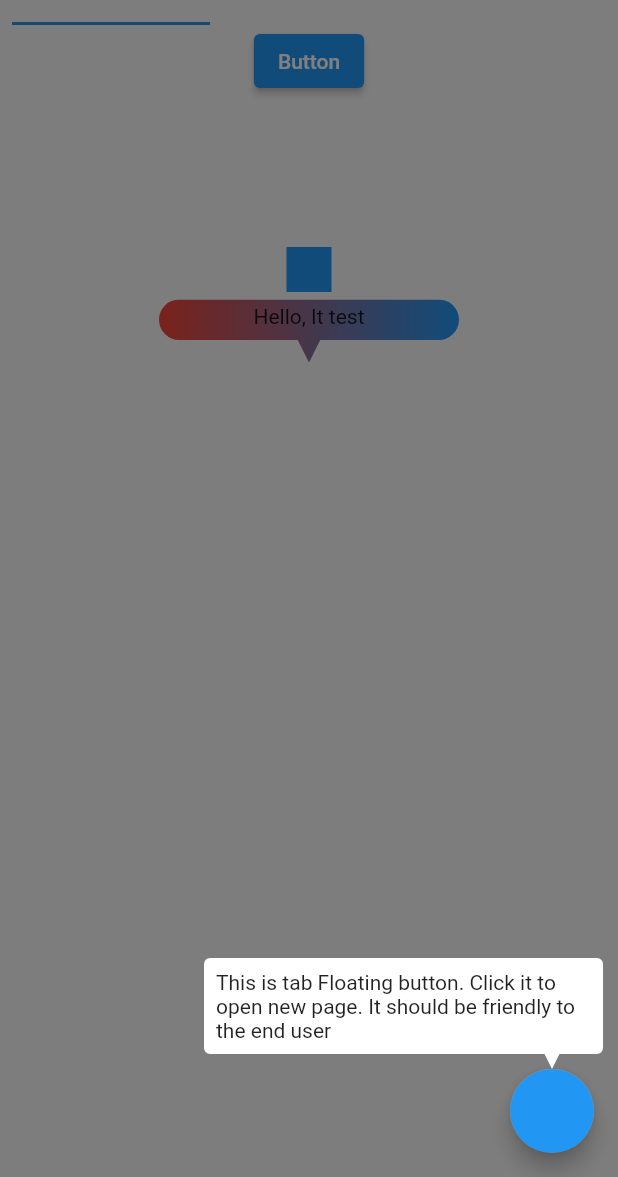
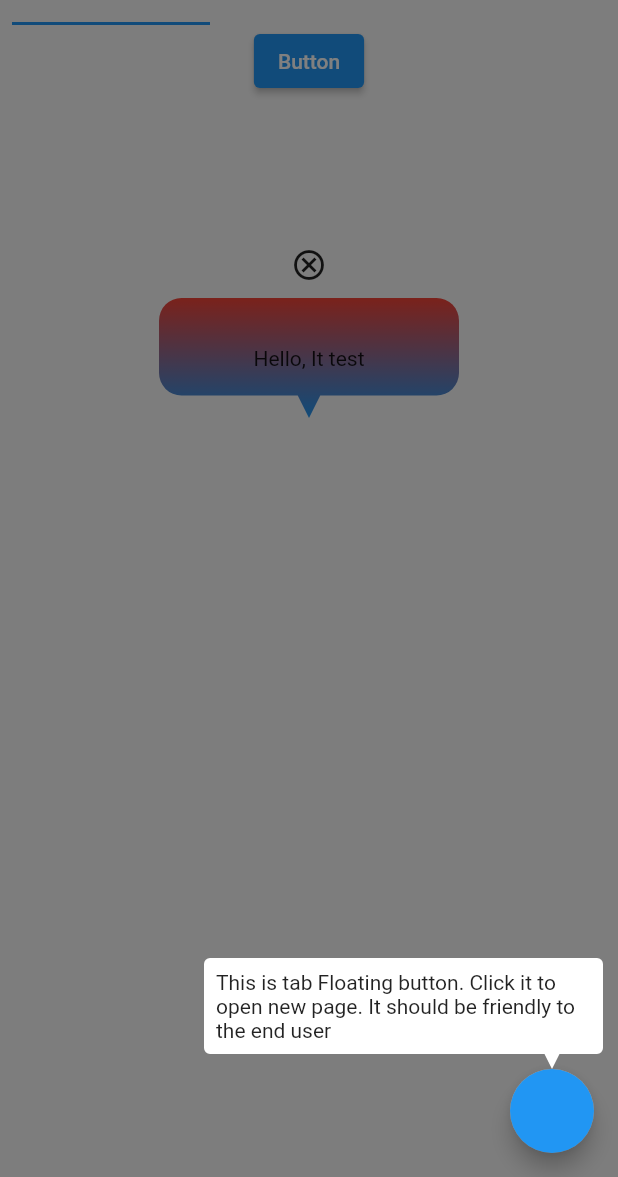
Before and after one commit to robert-luoqing/flutter_user_guildance, a Flutter app: the screen it shows after launch, after a tap on "Button", on a phone screen of 412 x 824 dp, the part 59-1236 px from its top. Run offline on Flutter 3.47's test engine with Material 2 defaults, Android fonts, the phone set to English and light mode, and no system bars.

Commit message:
Refactor tip widget

```diff
--- a/example/lib/home.dart
+++ b/example/lib/home.dart
@@ -21,10 +21,9 @@ class _HomePageState extends State<HomePage> {
 
   Widget renderBubble(String text) {
     return BubbleWidget(
-      clipPadding: const EdgeInsets.only(top: 35.0),
-      decoration: const BoxDecoration(
-          gradient: LinearGradient(colors: [Colors.red, Colors.blue])),
+      decoration: null,
       arrowPosition: 100,
+      ignoreArrowHeight: false,
       direction: BubbleDirection.bottom,
       topLeftRadius: const Radius.circular(15.0),
       topRightRadius: const Radius.circular(15.0),
@@ -36,20 +35,30 @@ class _HomePageState extends State<HomePage> {
         return SizedBox(
           width: 200,
           child: Column(
+            crossAxisAlignment: CrossAxisAlignment.stretch,
             children: [
               GestureDetector(
                 behavior: HitTestBehavior.translucent,
-                onTap: (() {
-                  debugPrint("============>");
-                }),
-                child: Center(
-                  child: SizedBox(
-                      width: 30,
-                      height: 30,
-                      child: Container(color: Colors.blue)),
+                onTap: (() {}),
+                child: const Padding(
+                  padding: EdgeInsets.only(bottom: 10.0),
+                  child: Center(
+                    child: Icon(Icons.cancel_outlined),
+                  ),
                 ),
               ),
-              Padding(padding: const EdgeInsets.all(8.0), child: Text(text)),
+              Container(
+                  height: 80,
+                  decoration: const BoxDecoration(
+                      borderRadius: BorderRadius.only(
+                          topLeft: Radius.circular(15),
+                          topRight: Radius.circular(15)),
+                      gradient: LinearGradient(
+                        colors: [Colors.red, Colors.blue],
+                        begin: Alignment.topCenter,
+                        end: Alignment.bottomCenter,
+                      )),
+                  child: Center(child: Text(text))),
             ],
           ),
         );
--- a/lib/src/bubble_widget.dart
+++ b/lib/src/bubble_widget.dart
@@ -21,8 +21,8 @@ class BubbleWidget extends StatelessWidget {
     this.topRightRadius = const Radius.circular(4.0),
     this.bottomLeftRadius = const Radius.circular(4.0),
     this.bottomRightRadius = const Radius.circular(4.0),
-    this.clipPadding = const EdgeInsets.all(0),
-    this.decoration,
+    this.decoration = const BoxDecoration(color: Colors.white),
+    this.ignoreArrowHeight = true,
     this.child,
     this.childBuilder,
   }) : super(key: key);
@@ -42,9 +42,8 @@ class BubbleWidget extends StatelessWidget {
   final Radius bottomLeftRadius;
   final Radius bottomRightRadius;
 
-  /// 这个bk部分的Padding
-  final EdgeInsetsGeometry clipPadding;
   final Decoration? decoration;
+  final bool ignoreArrowHeight;
 
   final _minHeight = 32.0; // 内容最小高度
   final _minWidth = 50.0; // 内容最小宽度
@@ -55,6 +54,7 @@ class BubbleWidget extends StatelessWidget {
     var paddingBottom = 0.0;
     var paddingLeft = 0.0;
     var paddingRight = 0.0;
+    if (ignoreArrowHeight) {
       switch (direction) {
         case BubbleDirection.left:
           paddingLeft = arrowHeight;
@@ -69,6 +69,7 @@ class BubbleWidget extends StatelessWidget {
           paddingBottom = arrowHeight;
           break;
       }
+    }
 
     Widget? content = child;
     if (content == null && childBuilder != null) {
@@ -76,17 +77,7 @@ class BubbleWidget extends StatelessWidget {
     }
     content ??= Container();
 
-    return Stack(
-      clipBehavior: Clip.none,
-      children: [
-        Positioned(
-            left: 0,
-            right: 0,
-            top: 0,
-            bottom: 0,
-            child: Padding(
-              padding: clipPadding,
-              child: ClipPath(
+    return ClipPath(
         clipper: _BubbleClipper(
             direction: direction,
             topLeftRadius: topLeftRadius,
@@ -98,11 +89,7 @@ class BubbleWidget extends StatelessWidget {
             arrowPosition: arrowPosition,
             arrowPositionBased: arrowPositionBased),
         child: Container(
-                    decoration:
-                        decoration ?? const BoxDecoration(color: Colors.white),
-                  )),
-            )),
-        Container(
+          decoration: decoration,
           constraints: (const BoxConstraints())
               .copyWith(minHeight: _minHeight, minWidth: _minWidth),
           child: Padding(
@@ -112,9 +99,8 @@ class BubbleWidget extends StatelessWidget {
                 top: paddingTop,
                 bottom: paddingBottom),
             child: content,
-            )),
-      ],
-    );
+          ),
+        ));
   }
 }
 
--- a/lib/src/tip_widget.dart
+++ b/lib/src/tip_widget.dart
@@ -2,6 +2,11 @@ import 'package:flutter/material.dart';
 
 import '../flutter_user_guildance.dart';
 import 'measure_size.dart';
+
+enum TipWidgetAlign {
+  leftRight,
+  topBottom,
+}
 
 class TipWidget extends StatefulWidget {
   const TipWidget({
@@ -14,8 +19,9 @@ class TipWidget extends StatefulWidget {
     this.topRightRadius = const Radius.circular(4.0),
     this.bottomLeftRadius = const Radius.circular(4.0),
     this.bottomRightRadius = const Radius.circular(4.0),
-    this.clipPadding = const EdgeInsets.all(0),
-    this.decoration,
+    this.ignoreArrowHeight = true,
+    this.decoration = const BoxDecoration(color: Colors.white),
+    this.tipWidgetAlign,
   }) : super(key: key);
 
   final AnchorData data;
@@ -28,8 +34,10 @@ class TipWidget extends StatefulWidget {
   final double arrowHeight;
 
   /// 这个bk部分的Padding
-  final EdgeInsetsGeometry clipPadding;
+  final bool ignoreArrowHeight;
   final Decoration? decoration;
+
+  final TipWidgetAlign? tipWidgetAlign;
 
   @override
   State<TipWidget> createState() => _TipWidgetState();
@@ -66,11 +74,12 @@ class _TipWidgetState extends State<TipWidget> {
     var bottomSpace = screenSize.height - (position.top + position.height);
     var direction = BubbleDirection.left;
     var targetSpace = leftSpace;
+
+    if (widget.tipWidgetAlign == null) {
       if (rightSpace > targetSpace) {
         direction = BubbleDirection.right;
         targetSpace = rightSpace;
       }
-
       if (topSpace > targetSpace) {
         direction = BubbleDirection.top;
         targetSpace = topSpace;
@@ -78,6 +87,18 @@ class _TipWidgetState extends State<TipWidget> {
       if (bottomSpace > targetSpace) {
         direction = BubbleDirection.bottom;
         targetSpace = bottomSpace;
+      }
+    } else if (widget.tipWidgetAlign == TipWidgetAlign.leftRight) {
+      if (rightSpace > targetSpace) {
+        direction = BubbleDirection.right;
+        targetSpace = rightSpace;
+      }
+    } else if (widget.tipWidgetAlign == TipWidgetAlign.topBottom) {
+      direction = BubbleDirection.top;
+      if (bottomSpace > targetSpace) {
+        direction = BubbleDirection.bottom;
+        targetSpace = bottomSpace;
+      }
     }
 
     // calc the tip position
@@ -138,7 +159,7 @@ class _TipWidgetState extends State<TipWidget> {
           onChange: onChange,
           child: BubbleWidget(
               decoration: widget.decoration,
-              clipPadding: widget.clipPadding,
+              ignoreArrowHeight: widget.ignoreArrowHeight,
               arrowPosition: arrowPosition,
               direction: bubbleDirection,
               topLeftRadius: widget.topLeftRadius,
--- a/lib/src/user_guidance.dart
+++ b/lib/src/user_guidance.dart
@@ -15,6 +15,7 @@ class UserGuidance extends StatefulWidget {
     this.opacity = 0.4,
     this.anchorAppearConditions,
     this.anchorPositionConditions,
+    this.anchorPageConditions,
     this.showMaskWhenMissCondition = true,
     this.moveNextOnTap = true,
   }) : super(key: key);
@@ -37,6 +38,7 @@ class UserGuidance extends StatefulWidget {
   /// The user guildance will appear when the group condition meet
   final Map<int, List<int>>? anchorAppearConditions;
   final Map<int, List<UserGuidancePositionCondition>>? anchorPositionConditions;
+  final Map<int, String>? anchorPageConditions;
   final bool showMaskWhenMissCondition;
 
   @override
--- a/lib/src/user_guildance_controller.dart
+++ b/lib/src/user_guildance_controller.dart
@@ -4,22 +4,35 @@ import 'user_guildance_anchor_inherit.dart';
 import 'user_guildance_model.dart';
 
 class UserGuidanceController extends ValueNotifier<UserGuildanceModel> {
-  UserGuidanceController() : super(const UserGuildanceModel.initial());
+  UserGuidanceController() : super(UserGuildanceModel(visible: false));
 
   BuildContext? _context;
 
+  set currentPage(String? page) {
+    if (value.currentPage != page) {
+      value.currentPage = page;
+      notifyListeners();
+    }
+  }
+
   void show({int group = 0, int index = 0, int subIndex = 0}) {
     var data = _getInitData(group, index, subIndex);
-    value = UserGuildanceModel.custom(visible: data != null, anchorData: data);
+    value.visible = data != null;
+    value.data = data;
+    notifyListeners();
   }
 
   void next() {
     var data = _getNextData();
-    value = UserGuildanceModel.custom(visible: data != null, anchorData: data);
+    value.visible = data != null;
+    value.data = data;
+    notifyListeners();
   }
 
   void hide() {
-    value = const UserGuildanceModel.custom(visible: false, anchorData: null);
+    value.visible = false;
+    value.data = null;
+    notifyListeners();
   }
 
   void attach(BuildContext context) {
--- a/lib/src/user_guildance_model.dart
+++ b/lib/src/user_guildance_model.dart
@@ -1,18 +1,15 @@
 import 'user_guildance_anchor_inherit.dart';
 
 class UserGuildanceModel {
-  const UserGuildanceModel._([
-    this.visible = false,
+  UserGuildanceModel({
+    required this.visible,
     this.data,
-  ]);
+    this.currentPage,
+  });
 
-  const UserGuildanceModel.initial() : this._();
+  bool visible;
+  AnchorData? data;
 
-  const UserGuildanceModel.custom({
-    required bool visible,
-    AnchorData? anchorData,
-  }) : this._(visible, anchorData);
-
-  final bool visible;
-  final AnchorData? data;
+  /// Only currrent page equal anchorPageConditions, the group will be show up
+  String? currentPage;
 }
```
Lines whose indentation alone changed are shown as unchanged.
